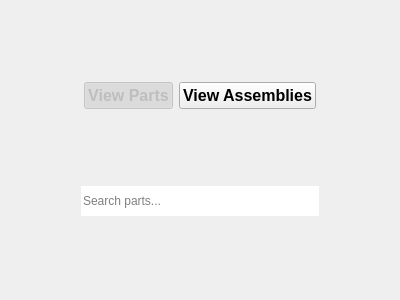
TheCodingJsoftware/Invigo, file ui/widgets/workspace_tab_widget.ui: the form before one commit.
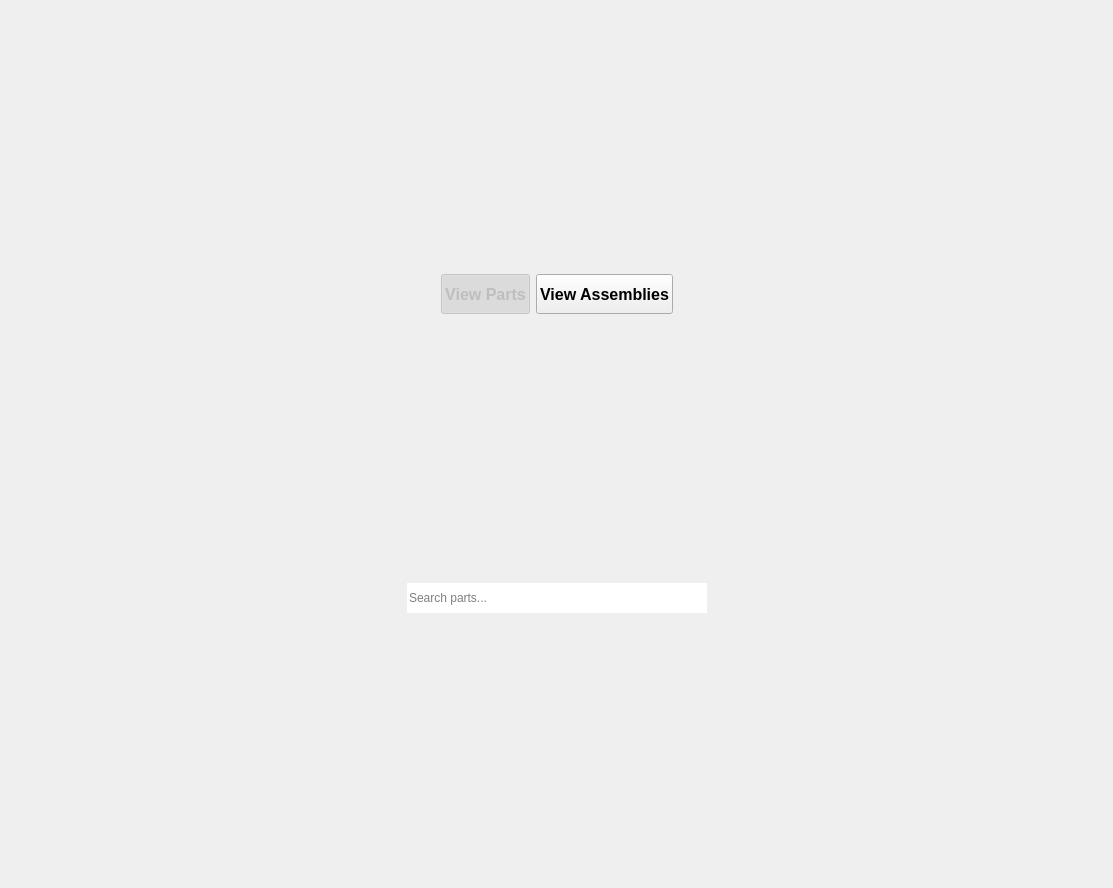
The form after the commit. Icons and pictures are not drawn.

Diff of the .ui file:
```diff
--- a/ui/widgets/workspace_tab_widget.ui
+++ b/ui/widgets/workspace_tab_widget.ui
@@ -6,8 +6,8 @@
    <rect>
     <x>0</x>
     <y>0</y>
-    <width>400</width>
-    <height>300</height>
+    <width>1113</width>
+    <height>888</height>
    </rect>
   </property>
   <property name="windowTitle">
@@ -40,6 +40,12 @@
          <verstretch>0</verstretch>
         </sizepolicy>
        </property>
+       <property name="minimumSize">
+        <size>
+         <width>0</width>
+         <height>40</height>
+        </size>
+       </property>
        <property name="font">
         <font>
          <pointsize>12</pointsize>
@@ -68,6 +74,12 @@
          <verstretch>0</verstretch>
         </sizepolicy>
        </property>
+       <property name="minimumSize">
+        <size>
+         <width>0</width>
+         <height>40</height>
+        </size>
+       </property>
        <property name="font">
         <font>
          <pointsize>12</pointsize>
@@ -98,9 +110,9 @@
     </layout>
    </item>
    <item>
-    <layout class="QHBoxLayout" name="horizontalLayout" stretch="0,0,1,0,0">
+    <layout class="QHBoxLayout" name="horizontalLayout" stretch="0,0,0,0,0">
      <property name="spacing">
-      <number>0</number>
+      <number>6</number>
      </property>
      <property name="topMargin">
       <number>0</number>
@@ -122,6 +134,14 @@
       </spacer>
      </item>
      <item>
+      <layout class="QHBoxLayout" name="sort_layout"/>
+     </item>
+     <item>
+      <layout class="QHBoxLayout" name="horizontalLayout_4" stretch="0,1,0">
+       <property name="spacing">
+        <number>0</number>
+       </property>
+       <item>
       <widget class="QPushButton" name="pushButton_search">
        <property name="minimumSize">
         <size>
@@ -156,7 +176,7 @@
       <widget class="QLineEdit" name="lineEdit_search">
        <property name="minimumSize">
         <size>
-         <width>0</width>
+           <width>200</width>
          <height>30</height>
         </size>
        </property>
@@ -209,6 +229,11 @@
         <bool>true</bool>
        </property>
       </widget>
+       </item>
+      </layout>
+     </item>
+     <item>
+      <layout class="QHBoxLayout" name="menu_buttons_layout"/>
      </item>
      <item>
       <spacer name="horizontalSpacer">
```
Left out of the diff: 3 changed lines with no effect on the pictures. Lines whose indentation alone changed are shown as unchanged.
